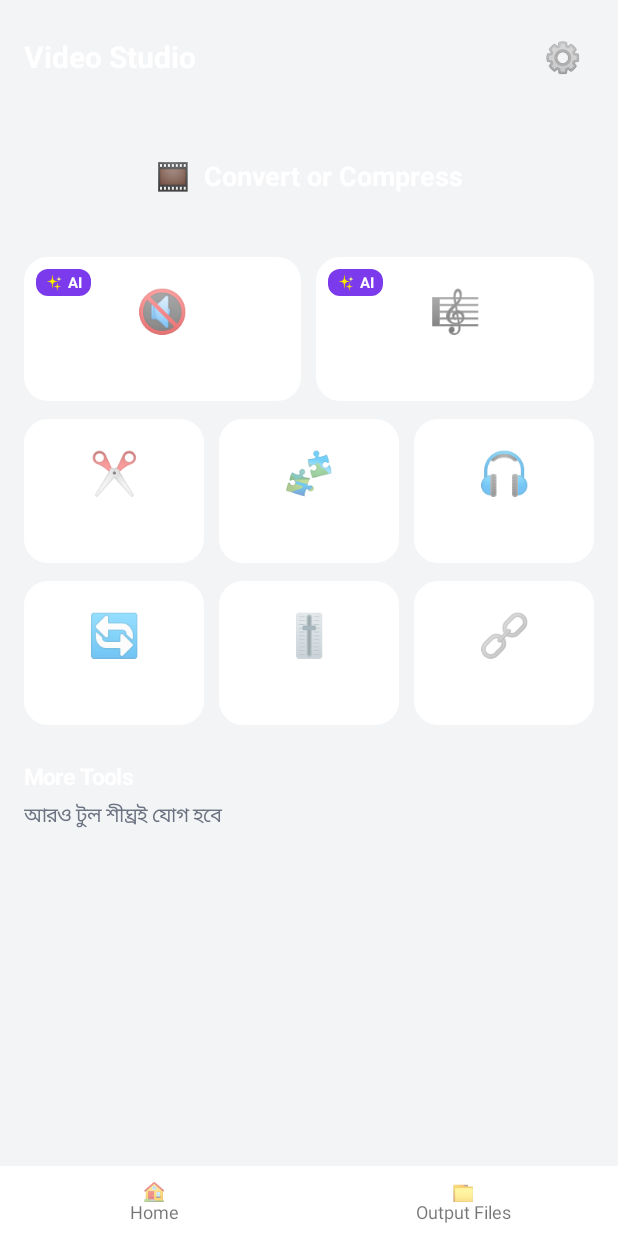
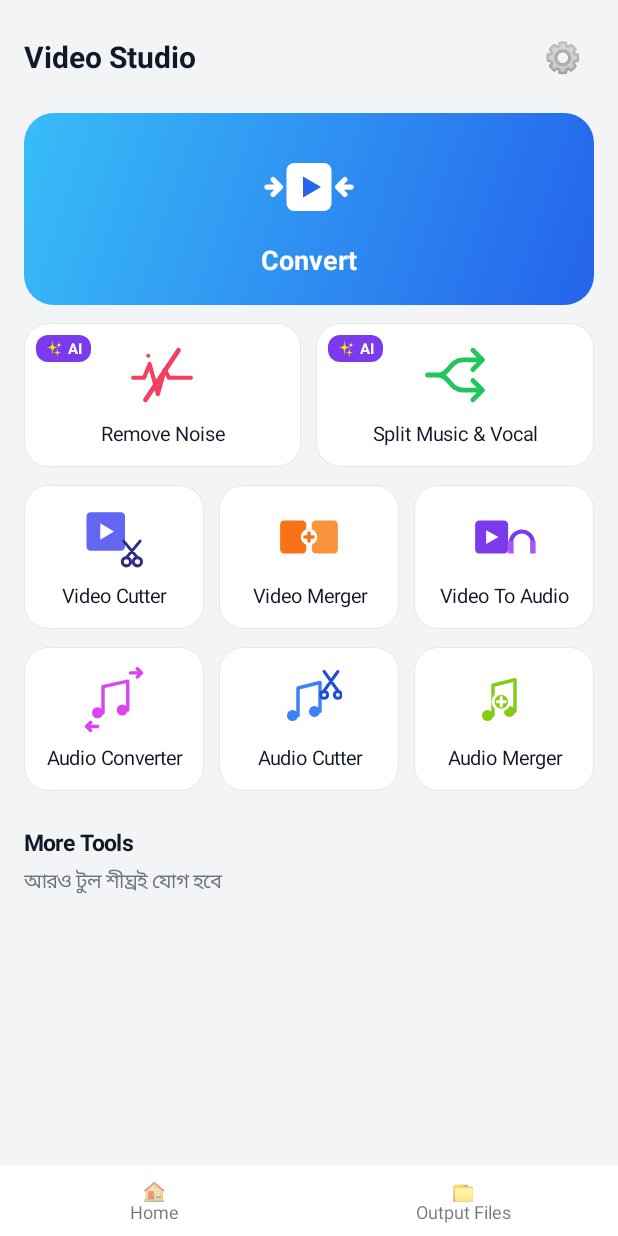
Before and after one commit to mkseries0055-stack/videostudio, an Android app: the screen it shows after launch (MainActivity), on a phone screen of 412 x 824 dp. Run offline under Robolectric (Android 15) with nearby library versions, the phone set to English and light mode, and no system bars; 2 statements that could not run were skipped.

Commit message:
Update HomeScreen.kt

```diff
--- a/app/src/main/java/com/example/videostudio/HomeScreen.kt
+++ b/app/src/main/java/com/example/videostudio/HomeScreen.kt
@@ -6,14 +6,15 @@ import android.graphics.Typeface
 import android.view.Gravity
 import android.view.View
 import android.widget.FrameLayout
+import android.widget.ImageView
 import android.widget.LinearLayout
 import android.widget.ScrollView
 import android.widget.TextView
 
-private fun tile(ctx: Context, emoji: String, label: String, ai: Boolean, onClick: () -> Unit): View {
+private fun tile(ctx: Context, icon: Int, label: String, ai: Boolean, onClick: () -> Unit): View {
     val d = { v: Int -> UI.dp(ctx, v) }
     val box = FrameLayout(ctx).apply {
-        background = UI.round(ctx, UI.card, 16)
+        background = UI.cardBg(ctx, UI.card, 16)
         isClickable = true
         setOnClickListener { onClick() }
     }
@@ -22,15 +23,14 @@ private fun tile(ctx: Context, emoji: String, label: String, ai: Boolean, onClic
         gravity = Gravity.CENTER
         setPadding(d(8), d(10), d(8), d(10))
     }
-    inner.addView(TextView(ctx).apply {
-        text = emoji
-        textSize = 28f
-        gravity = Gravity.CENTER
-    })
+    inner.addView(
+        ImageView(ctx).apply { setImageResource(icon) },
+        LinearLayout.LayoutParams(d(44), d(44))
+    )
     inner.addView(TextView(ctx).apply {
         text = label
         textSize = 13f
-        setTextColor(Color.WHITE)
+        setTextColor(UI.textMain)
         gravity = Gravity.CENTER
         setPadding(0, d(8), 0, 0)
     })
@@ -80,7 +80,7 @@ fun buildHome(ctx: Context, onTool: (String) -> Unit): View {
     top.addView(TextView(ctx).apply {
         text = "Video Studio"
         textSize = 20f
-        setTextColor(Color.WHITE)
+        setTextColor(UI.textMain)
         typeface = Typeface.DEFAULT_BOLD
     }, LinearLayout.LayoutParams(0, LinearLayout.LayoutParams.WRAP_CONTENT, 1f))
     top.addView(TextView(ctx).apply {
@@ -91,20 +91,31 @@ fun buildHome(ctx: Context, onTool: (String) -> Unit): View {
     })
     col.addView(top)
 
-    val bigParams = LinearLayout.LayoutParams(LinearLayout.LayoutParams.MATCH_PARENT, d(84))
-    bigParams.topMargin = d(16)
-    col.addView(TextView(ctx).apply {
-        text = "🎞️  Convert or Compress"
+    val big = LinearLayout(ctx).apply {
+        orientation = LinearLayout.VERTICAL
+        gravity = Gravity.CENTER
+        background = UI.gradient(ctx, UI.lightBlue, UI.blue, 20)
+        isClickable = true
+        setOnClickListener { onTool("Convert or Compress") }
+    }
+    big.addView(
+        ImageView(ctx).apply { setImageResource(R.drawable.ic_convert) },
+        LinearLayout.LayoutParams(d(64), d(64))
+    )
+    big.addView(TextView(ctx).apply {
+        text = "Convert"
         textSize = 18f
         typeface = Typeface.DEFAULT_BOLD
         setTextColor(Color.WHITE)
         gravity = Gravity.CENTER
-        background = UI.gradient(ctx, UI.orange, UI.pink, 18)
-        setOnClickListener { onTool("Convert or Compress") }
-    }, bigParams)
+        setPadding(0, d(4), 0, 0)
+    })
+    val bigParams = LinearLayout.LayoutParams(LinearLayout.LayoutParams.MATCH_PARENT, d(128))
+    bigParams.topMargin = d(16)
+    col.addView(big, bigParams)
 
-    fun mk(emoji: String, label: String, ai: Boolean = false): View =
-        tile(ctx, emoji, label, ai) { onTool(label) }
+    fun mk(icon: Int, label: String, ai: Boolean = false): View =
+        tile(ctx, icon, label, ai) { onTool(label) }
 
     fun addRow(tiles: List<View>) {
         val p = LinearLayout.LayoutParams(
@@ -114,14 +125,25 @@ fun buildHome(ctx: Context, onTool: (String) -> Unit): View {
         col.addView(row(ctx, tiles), p)
     }
 
-    addRow(listOf(mk("🔇", "Remove Noise", true), mk("🎼", "Split Music & Vocal", true)))
-    addRow(listOf(mk("✂️", "Video Cutter"), mk("🧩", "Video Merger"), mk("🎧", "Video To Audio")))
-    addRow(listOf(mk("🔄", "Audio Converter"), mk("🎚️", "Audio Cutter"), mk("🔗", "Audio Merger")))
+    addRow(listOf(
+        mk(R.drawable.ic_remove_noise, "Remove Noise", true),
+        mk(R.drawable.ic_split, "Split Music & Vocal", true)
+    ))
+    addRow(listOf(
+        mk(R.drawable.ic_video_cutter, "Video Cutter"),
+        mk(R.drawable.ic_video_merger, "Video Merger"),
+        mk(R.drawable.ic_video_to_audio, "Video To Audio")
+    ))
+    addRow(listOf(
+        mk(R.drawable.ic_audio_converter, "Audio Converter"),
+        mk(R.drawable.ic_audio_cutter, "Audio Cutter"),
+        mk(R.drawable.ic_audio_merger, "Audio Merger")
+    ))
 
     col.addView(TextView(ctx).apply {
         text = "More Tools"
         textSize = 15f
-        setTextColor(Color.WHITE)
+        setTextColor(UI.textMain)
         typeface = Typeface.DEFAULT_BOLD
         setPadding(0, d(24), 0, d(6))
     })
```
